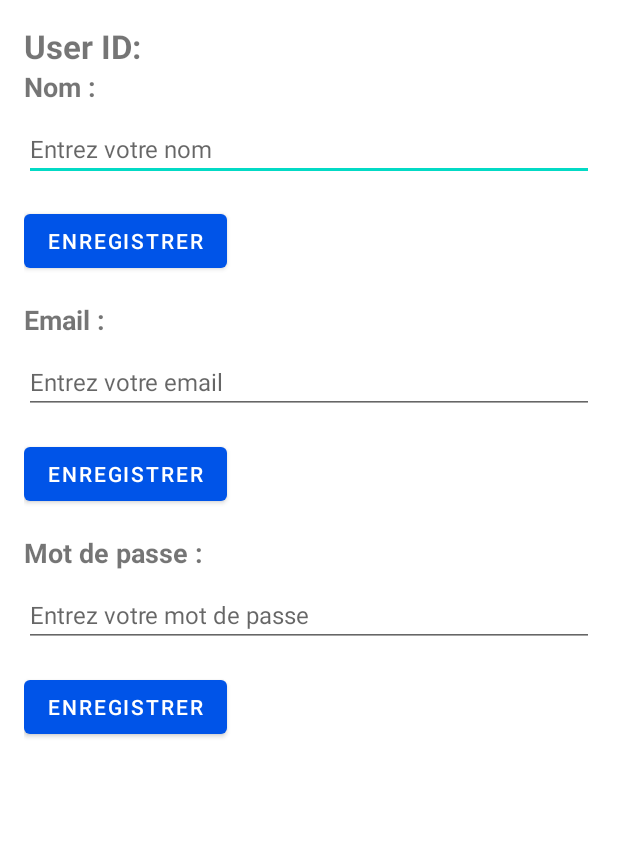
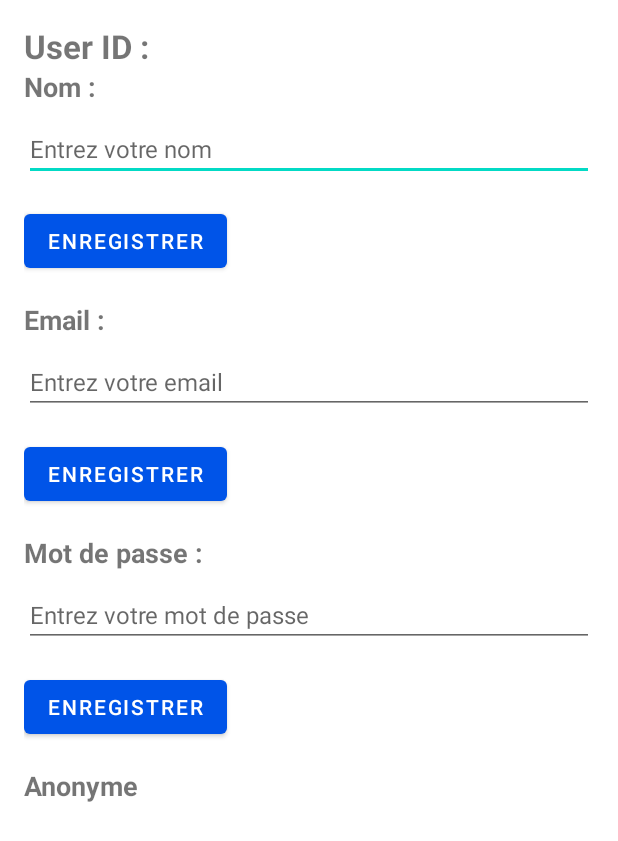
Before and after one commit to L-Antre-des-Loutres/OtterMinded, an Android app: the layout fragment_profil.xml on its own in the app's theme, with its tools: preview values and no code run, on a phone screen of 412 x 824 dp. Shown: the top 841 px of the screen. Run offline under Robolectric (Android 15) with nearby library versions, the phone set to English and light mode, and no system bars.

Commit message:
Ajout d'un texte "Admin", "Utilisateur" ou "Anonyme" dans la page profil celon le status de l'utilisateur

```diff
--- a/app/src/main/res/layout/fragment_profil.xml
+++ b/app/src/main/res/layout/fragment_profil.xml
@@ -5,14 +5,16 @@
     android:orientation="vertical"
     android:padding="16dp">
 
+    <!-- Affichage de l'ID de l'utilisateur -->
     <TextView
         android:id="@+id/userIdLabelTextView"
         android:layout_width="wrap_content"
         android:layout_height="wrap_content"
-        android:text="User ID:"
+        android:text="User ID :"
         android:textSize="22sp"
         android:textStyle="bold" />
 
+    <!-- Affichage & Modif du nom de l'utilisateur -->
     <TextView
         android:id="@+id/nameLabelTextView"
         android:layout_width="wrap_content"
@@ -37,6 +39,7 @@
         android:text="Enregistrer"
         android:layout_marginTop="16dp"/>
 
+    <!-- Affichage & Modif de l'email de l'utilisateur -->
     <TextView
         android:id="@+id/emailLabelTextView"
         android:layout_width="wrap_content"
@@ -63,6 +66,7 @@
         android:text="Enregistrer"
         android:layout_marginTop="16dp"/>
 
+    <!-- Affichage & Modif du mot de passe de l'utilisateur -->
     <TextView
         android:id="@+id/passwordLabelTextView"
         android:layout_width="wrap_content"
@@ -89,4 +93,14 @@
         android:text="Enregistrer"
         android:layout_marginTop="16dp"/>
 
+    <!-- Affichage du status admin ou utilisateur simple de l'utilisateur -->
+    <TextView
+        android:id="@+id/adminLabelTextView"
+        android:layout_width="wrap_content"
+        android:layout_height="wrap_content"
+        android:text="Anonyme"
+        android:textSize="18sp"
+        android:textStyle="bold"
+        android:layout_marginTop="16dp" />
+
 </LinearLayout>
```
Also changed, not shown: app/src/main/java/com/example/otterminded/models/DAOUtilisateur.kt (+27 -12 lines), app/src/main/java/com/example/otterminded/ui/profil/ProfilFragment.kt (+19 -2 lines).
